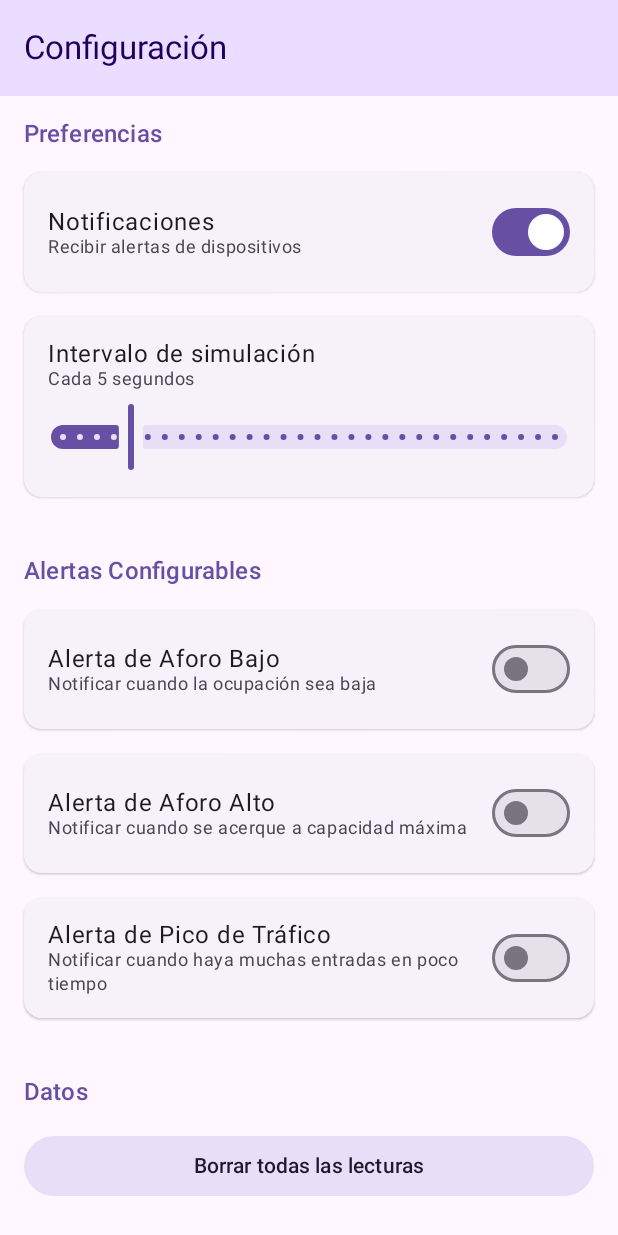
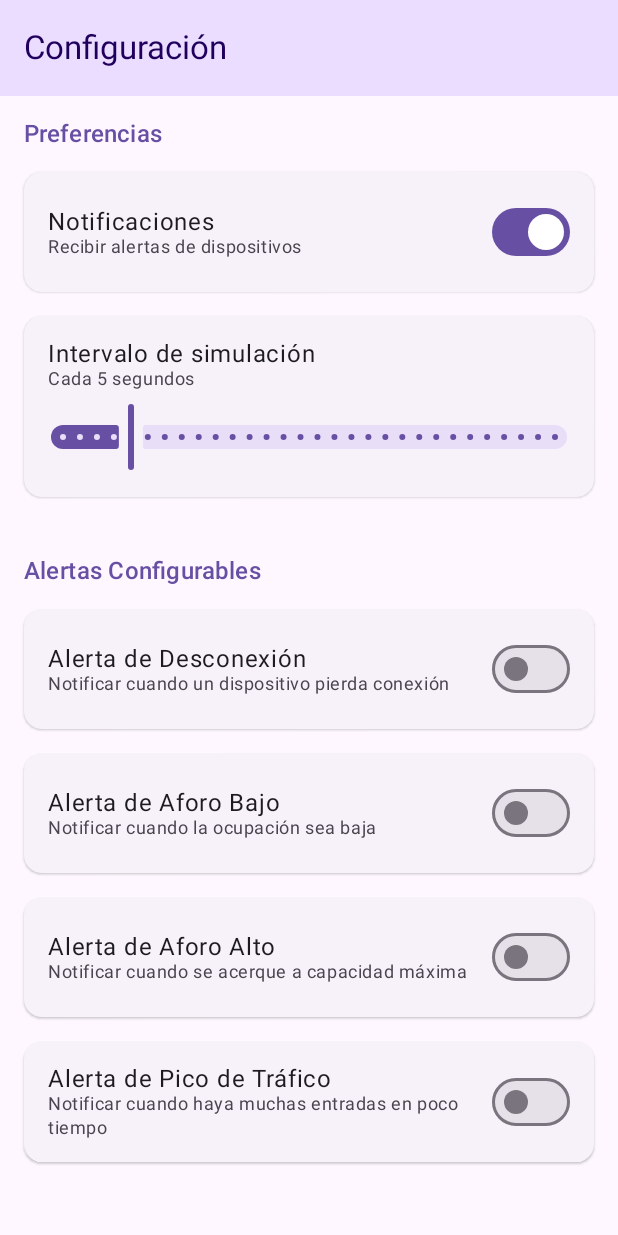
Before and after one commit to felipevidela/counter_app_android-, an Android app built with Jetpack Compose: the composable SettingsScreen shown on its own in the app's theme, on a phone screen of 412 x 824 dp. Run offline under Robolectric (Android 15) with nearby library versions, the phone set to English and light mode, and no system bars; our stand-ins replace Room's generated code.

Commit message:
feat: Make disconnection alert configurable with on/off toggle
Previously, disconnection alerts were hardcoded and always triggered
when a device disconnected. Now users can control this behavior.

## Changes:

### Data Layer:
- **AlertSettings.kt**: Added `disconnectionAlertEnabled: Boolean = false`
- **AlertSettingsDao.kt**: Added `updateDisconnectionAlert(enabled)` method
- **SettingsRepository.kt**: Added repository method for disconnection alert
- **AppDatabase.kt**: Bumped version from 5 to 6

### ViewModel Layer:
- **SettingsViewModel.kt**: Added `updateDisconnectionAlert(enabled)` function

### UI Layer:
- **SettingsScreen.kt**: Added "Alerta de Desconexión" card as first
  configurable alert with simple toggle (no threshold slider)

### Service Layer:
- **EventBasedSimulationService.kt**: Modified `generateEventForDevice()` to:
  - Check if `alertSettings.disconnectionAlertEnabled` before showing notification
  - Apply throttling with `shouldSendAlert(device.id, "disconnection")`
  - Still save disconnection events to DB regardless of alert setting
  - Only show notification if alert is enabled

### Documentation:
- **README.md**: Updated all sections mentioning disconnection alerts
  - Clarified it's now configurable (not automatic)
  - Added to Settings documentation
  - Added code example showing new verification logic

## Behavior:
- **Default state**: Disconnection alerts are OFF (false)
- **Throttling**: Max 1 notification per device every 10 minutes
- **Events**: Disconnection events are always saved to database
- **Notifications**: Only shown when user enables the alert

## Database Migration:
- Version: 5 → 6
- Migration strategy: Destructive (development mode)
- New field in alert_settings table

🤖 Generated with [Claude Code](https://claude.com/claude-code)

Co-Authored-By: Claude <noreply@anthropic.com>

```diff
--- a/app/src/main/java/com/example/counter_app/data/AlertSettings.kt
+++ b/app/src/main/java/com/example/counter_app/data/AlertSettings.kt
@@ -14,6 +14,9 @@ data class AlertSettings(
     @PrimaryKey
     val id: Long = 1, // Solo una configuración global
 
+    // Alerta de desconexión de dispositivos
+    val disconnectionAlertEnabled: Boolean = false,
+
     // Alerta de aforo bajo
     val lowOccupancyEnabled: Boolean = false,
     val lowOccupancyThreshold: Int = 5, // Porcentaje de capacidad
--- a/app/src/main/java/com/example/counter_app/data/AlertSettingsDao.kt
+++ b/app/src/main/java/com/example/counter_app/data/AlertSettingsDao.kt
@@ -22,6 +22,12 @@ interface AlertSettingsDao {
     suspend fun saveAlertSettings(settings: AlertSettings)
 
     /**
+     * Actualiza solo el estado de alerta de desconexión.
+     */
+    @Query("UPDATE alert_settings SET disconnectionAlertEnabled = :enabled WHERE id = 1")
+    suspend fun updateDisconnectionAlert(enabled: Boolean)
+
+    /**
      * Actualiza solo el estado de alerta de aforo bajo.
      */
     @Query("UPDATE alert_settings SET lowOccupancyEnabled = :enabled, lowOccupancyThreshold = :threshold WHERE id = 1")
--- a/app/src/main/java/com/example/counter_app/data/AppDatabase.kt
+++ b/app/src/main/java/com/example/counter_app/data/AppDatabase.kt
@@ -48,7 +48,7 @@ import androidx.room.TypeConverters
  */
 @Database(
     entities = [User::class, Device::class, SensorReading::class, SensorEvent::class, AlertSettings::class],
-    version = 5,
+    version = 6,
     exportSchema = false
 )
 @TypeConverters(Converters::class)
--- a/app/src/main/java/com/example/counter_app/ui/SettingsScreen.kt
+++ b/app/src/main/java/com/example/counter_app/ui/SettingsScreen.kt
@@ -224,6 +224,32 @@ fun SettingsScreen(
                 color = MaterialTheme.colorScheme.primary
             )
 
+            // Alerta de Desconexión
+            ElevatedCard(modifier = Modifier.fillMaxWidth()) {
+                Column(modifier = Modifier.padding(16.dp)) {
+                    Row(
+                        modifier = Modifier.fillMaxWidth(),
+                        horizontalArrangement = Arrangement.SpaceBetween,
+                        verticalAlignment = Alignment.CenterVertically
+                    ) {
+                        Column(modifier = Modifier.weight(1f)) {
+                            Text("Alerta de Desconexión", style = MaterialTheme.typography.bodyLarge)
+                            Text(
+                                "Notificar cuando un dispositivo pierda conexión",
+                                style = MaterialTheme.typography.bodySmall,
+                                color = MaterialTheme.colorScheme.onSurfaceVariant
+                            )
+                        }
+                        Switch(
+                            checked = alertSettings.disconnectionAlertEnabled,
+                            onCheckedChange = { enabled ->
+                                viewModel.updateDisconnectionAlert(enabled)
+                            }
+                        )
+                    }
+                }
+            }
+
             // Alerta de Aforo Bajo
             ElevatedCard(modifier = Modifier.fillMaxWidth()) {
                 Column(modifier = Modifier.padding(16.dp)) {
--- a/app/src/main/java/com/example/counter_app/viewmodel/SettingsViewModel.kt
+++ b/app/src/main/java/com/example/counter_app/viewmodel/SettingsViewModel.kt
@@ -73,6 +73,12 @@ class SettingsViewModel(application: Application) : AndroidViewModel(application
 
     // Funciones para gestionar alertas configurables
 
+    fun updateDisconnectionAlert(enabled: Boolean) {
+        viewModelScope.launch {
+            settingsRepository.updateDisconnectionAlert(enabled)
+        }
+    }
+
     fun updateLowOccupancyAlert(enabled: Boolean, threshold: Int) {
         viewModelScope.launch {
             settingsRepository.updateLowOccupancyAlert(enabled, threshold)
```
Also changed, not shown: app/src/main/java/com/example/counter_app/data/SettingsRepository.kt (+7 -0 lines), app/src/main/java/com/example/counter_app/service/EventBasedSimulationService.kt (+8 -2 lines), 1 other file.
